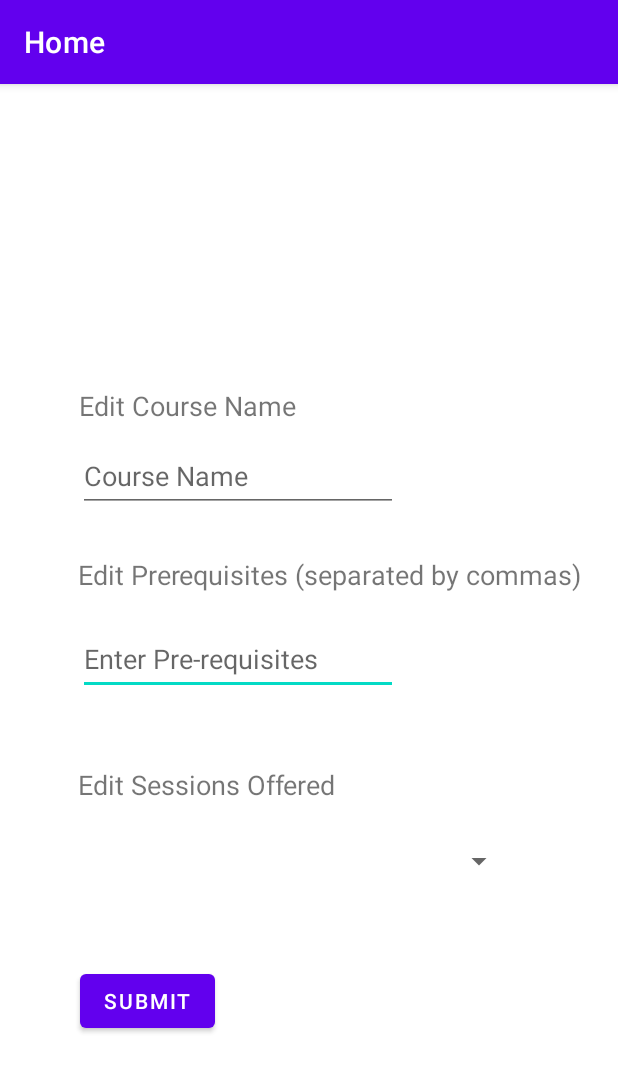
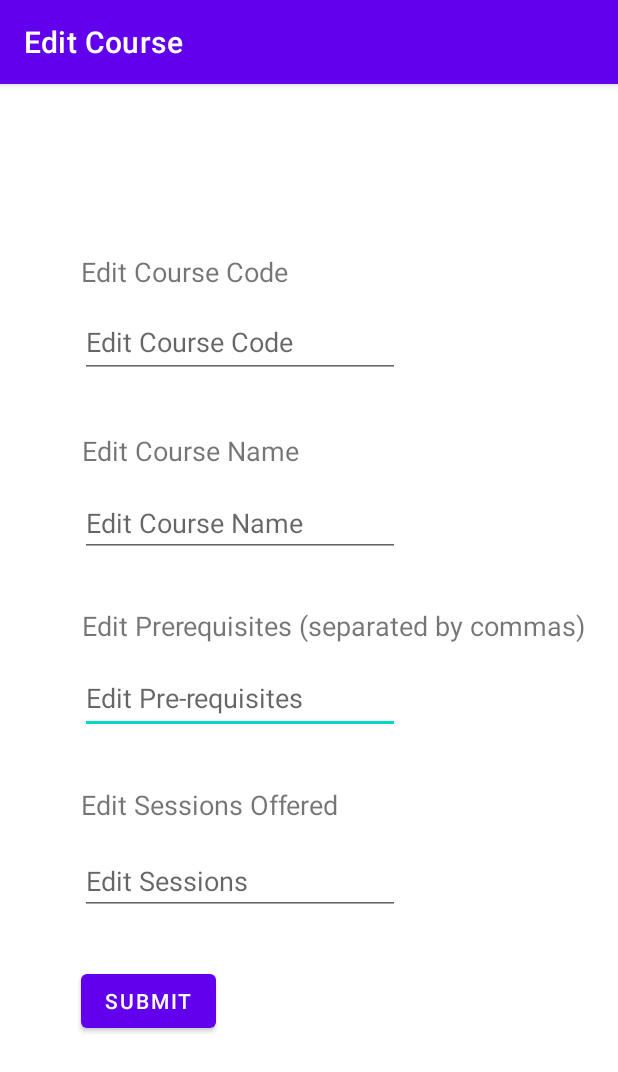
Before and after one commit to mohammadqassim12/B07Porject, an Android app: the edit_item screen opened directly, with no data from a screen before it, on a phone screen of 412 x 824 dp. Shown: the top 1072 px of the screen. Run offline under Robolectric (Android 15) with nearby library versions, the phone set to English and light mode, and no system bars; our stand-ins replace Firebase (no records; nobody signed in at launch, a user with empty details on screens opened directly).

Commit message:
admin edit functionality, add course name input

```diff
--- a/app/src/main/AndroidManifest.xml
+++ b/app/src/main/AndroidManifest.xml
@@ -38,7 +38,7 @@
             android:label="Home">
         </activity>
         <activity android:name=".edit_item"
-            android:label="Home">
+            android:label="Edit Course">
         </activity>
         <activity android:name=".student_homepage"
             android:label="Student Homepage"
--- a/app/src/main/java/com/example/app/admin_home.java
+++ b/app/src/main/java/com/example/app/admin_home.java
@@ -70,7 +70,7 @@ public class admin_home extends AppCompatActivity {
 
                 Log.d("onDataChangeTest", "testing");
 
-                courseAdapter adapter = new courseAdapter(courses);
+                courseAdapter adapter = new courseAdapter(courses, admin_home.this);
                 rvCourses.setAdapter(adapter);
                 rvCourses.setLayoutManager(llm);
 
--- /dev/null
+++ b/app/src/main/java/com/example/app/set_data.java
@@ -0,0 +1,3 @@
+//public interface set_data {
+//
+//}
--- a/app/src/main/res/layout/edit_item.xml
+++ b/app/src/main/res/layout/edit_item.xml
@@ -16,92 +16,122 @@
             android:layout_width="wrap_content"
             android:layout_height="wrap_content"
             android:ems="10"
-            android:hint="Enter Pre-requisites"
+            android:hint="Edit Pre-requisites"
             android:inputType="textPersonName"
             android:minHeight="48dp"
             app:layout_constraintBottom_toBottomOf="parent"
             app:layout_constraintEnd_toEndOf="parent"
-            app:layout_constraintHorizontal_bias="0.263"
+            app:layout_constraintHorizontal_bias="0.268"
             app:layout_constraintStart_toStartOf="parent"
             app:layout_constraintTop_toTopOf="parent"
-            app:layout_constraintVertical_bias="0.499" />
+            app:layout_constraintVertical_bias="0.535" />
+
+        <TextView
+            android:id="@+id/edit_sessionsOfferedText"
+            android:layout_width="wrap_content"
+            android:layout_height="wrap_content"
+            android:text="Edit Sessions Offered"
+            android:textSize="18sp"
+            app:layout_constraintBottom_toTopOf="@+id/edit_sessionsOffered"
+            app:layout_constraintEnd_toEndOf="parent"
+            app:layout_constraintHorizontal_bias="0.225"
+            app:layout_constraintStart_toStartOf="parent"
+            app:layout_constraintTop_toTopOf="parent"
+            app:layout_constraintVertical_bias="0.967" />
+
+        <EditText
+            android:id="@+id/edit_sessionsOffered"
+            android:layout_width="wrap_content"
+            android:layout_height="wrap_content"
+            android:ems="10"
+            android:hint="Edit Sessions"
+            android:inputType="textPersonName"
+            app:layout_constraintBottom_toBottomOf="parent"
+            app:layout_constraintEnd_toEndOf="parent"
+            app:layout_constraintHorizontal_bias="0.268"
+            app:layout_constraintStart_toStartOf="parent"
+            app:layout_constraintTop_toTopOf="parent"
+            app:layout_constraintVertical_bias="0.704" />
+
+        <TextView
+            android:id="@+id/prerequisiteText2"
+            android:layout_width="wrap_content"
+            android:layout_height="wrap_content"
+            android:layout_marginBottom="12dp"
+            android:text="Edit Prerequisites (separated by commas)"
+            android:textSize="18sp"
+            app:layout_constraintBottom_toTopOf="@+id/edit_prerequisitesInput"
+            app:layout_constraintEnd_toEndOf="parent"
+            app:layout_constraintHorizontal_bias="0.717"
+            app:layout_constraintStart_toStartOf="parent" />
+
+        <EditText
+            android:id="@+id/edit_courseCodeInput"
+            android:layout_width="wrap_content"
+            android:layout_height="wrap_content"
+            android:ems="10"
+            android:hint="Edit Course Code"
+            android:inputType="textPersonName"
+            android:minHeight="48dp"
+            app:layout_constraintBottom_toBottomOf="parent"
+            app:layout_constraintEnd_toEndOf="parent"
+            app:layout_constraintHorizontal_bias="0.268"
+            app:layout_constraintStart_toStartOf="parent"
+            app:layout_constraintTop_toTopOf="parent"
+            app:layout_constraintVertical_bias="0.206" />
+
+        <TextView
+            android:id="@+id/edit_courseCodeText"
+            android:layout_width="wrap_content"
+            android:layout_height="wrap_content"
+            android:text="Edit Course Code"
+            android:textSize="18sp"
+            app:layout_constraintBottom_toTopOf="@+id/edit_courseCodeInput"
+            app:layout_constraintEnd_toEndOf="parent"
+            app:layout_constraintHorizontal_bias="0.198"
+            app:layout_constraintStart_toStartOf="parent"
+            app:layout_constraintTop_toTopOf="parent"
+            app:layout_constraintVertical_bias="0.914" />
+
+        <Button
+            android:id="@+id/edit_submit_course"
+            android:layout_width="wrap_content"
+            android:layout_height="wrap_content"
+            android:text="Submit"
+            app:layout_constraintBottom_toBottomOf="parent"
+            app:layout_constraintEnd_toEndOf="parent"
+            app:layout_constraintHorizontal_bias="0.168"
+            app:layout_constraintStart_toStartOf="parent"
+            app:layout_constraintTop_toTopOf="parent"
+            app:layout_constraintVertical_bias="0.816" />
 
         <EditText
             android:id="@+id/edit_courseNameInput"
             android:layout_width="wrap_content"
             android:layout_height="wrap_content"
             android:ems="10"
-            android:hint="Course Name"
+            android:hint="Edit Course Name"
             android:inputType="textPersonName"
-            android:minHeight="48dp"
             app:layout_constraintBottom_toBottomOf="parent"
             app:layout_constraintEnd_toEndOf="parent"
-            app:layout_constraintHorizontal_bias="0.263"
+            app:layout_constraintHorizontal_bias="0.268"
             app:layout_constraintStart_toStartOf="parent"
             app:layout_constraintTop_toTopOf="parent"
-            app:layout_constraintVertical_bias="0.33" />
+            app:layout_constraintVertical_bias="0.374" />
 
         <TextView
-            android:id="@+id/edit_prerequisiteText2"
+            android:id="@+id/textView2"
             android:layout_width="wrap_content"
             android:layout_height="wrap_content"
-            android:layout_marginBottom="20dp"
-            android:text="Edit Prerequisites (separated by commas)"
-            android:textSize="18sp"
-            app:layout_constraintBottom_toTopOf="@+id/edit_prerequisitesInput"
-            app:layout_constraintEnd_toEndOf="parent"
-            app:layout_constraintHorizontal_bias="0.679"
-            app:layout_constraintStart_toStartOf="parent" />
-
-        <TextView
-            android:id="@+id/sessionsOfferedText"
-            android:layout_width="wrap_content"
-            android:layout_height="wrap_content"
-            android:text="Edit Sessions Offered"
-            android:textSize="18sp"
-            app:layout_constraintBottom_toTopOf="@+id/sessionsOfferedSpinner"
-            app:layout_constraintEnd_toEndOf="parent"
-            app:layout_constraintHorizontal_bias="0.218"
-            app:layout_constraintStart_toStartOf="parent"
-            app:layout_constraintTop_toTopOf="parent"
-            app:layout_constraintVertical_bias="0.969" />
-
-        <Spinner
-            android:id="@+id/sessionsOfferedSpinner"
-            android:layout_width="290dp"
-            android:layout_height="wrap_content"
-            android:minHeight="48dp"
-            app:layout_constraintBottom_toBottomOf="parent"
-            app:layout_constraintEnd_toEndOf="parent"
-            app:layout_constraintHorizontal_bias="0.438"
-            app:layout_constraintStart_toStartOf="parent"
-            app:layout_constraintTop_toTopOf="parent"
-            app:layout_constraintVertical_bias="0.686" />
-
-        <TextView
-            android:id="@+id/courseNameText"
-            android:layout_width="wrap_content"
-            android:layout_height="wrap_content"
+            android:layout_marginBottom="8dp"
             android:text="Edit Course Name"
             android:textSize="18sp"
             app:layout_constraintBottom_toTopOf="@+id/edit_courseNameInput"
             app:layout_constraintEnd_toEndOf="parent"
-            app:layout_constraintHorizontal_bias="0.198"
+            app:layout_constraintHorizontal_bias="0.205"
             app:layout_constraintStart_toStartOf="parent"
             app:layout_constraintTop_toTopOf="parent"
-            app:layout_constraintVertical_bias="0.95" />
-
-        <Button
-            android:id="@+id/submit_edit_course"
-            android:layout_width="wrap_content"
-            android:layout_height="wrap_content"
-            android:text="Submit"
-            app:layout_constraintBottom_toBottomOf="parent"
-            app:layout_constraintEnd_toEndOf="parent"
-            app:layout_constraintHorizontal_bias="0.165"
-            app:layout_constraintStart_toStartOf="parent"
-            app:layout_constraintTop_toTopOf="parent"
-            app:layout_constraintVertical_bias="0.816" />
+            app:layout_constraintVertical_bias="0.977" />
 
     </androidx.constraintlayout.widget.ConstraintLayout>
 
```
Also changed, not shown: app/src/main/java/com/example/app/admin_create_course.java (+23 -27 lines), app/src/main/java/com/example/app/courseAdapter.java (+8 -2 lines), app/src/main/java/com/example/app/edit_item.java (+94 -7 lines), app/src/main/res/layout/fragment_admin_create_course.xml (+56 -24 lines).
